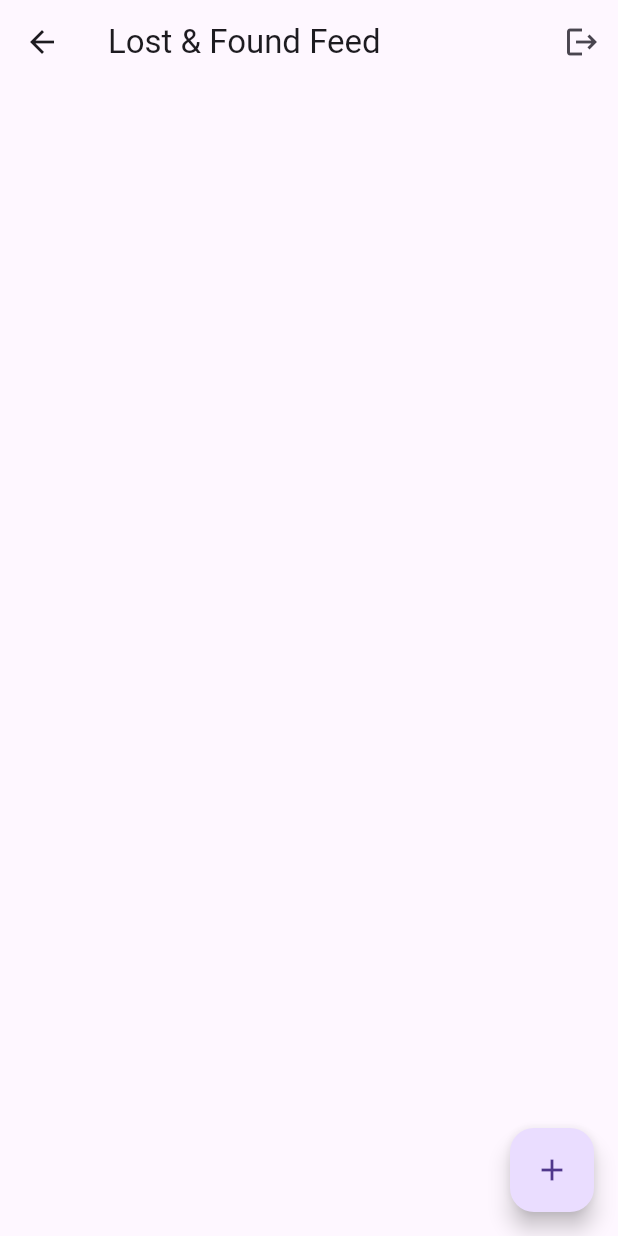
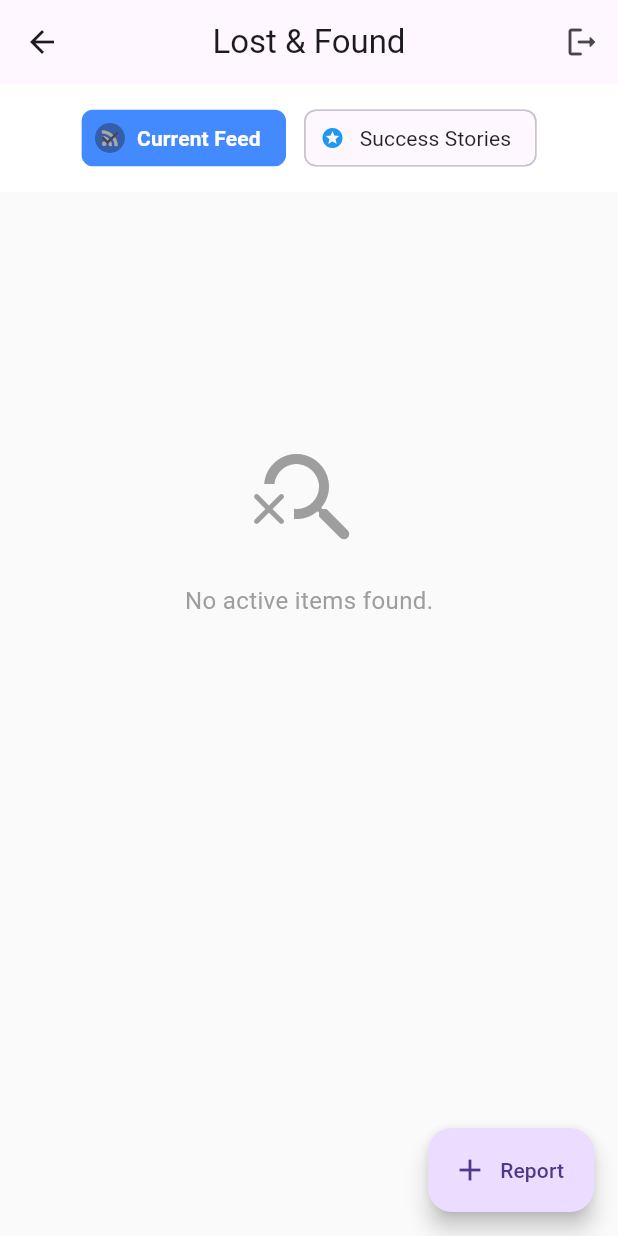
Before and after one commit to colkitycolk/lost_and_found_project, a Flutter app: the HomeScreen screen opened by its route, on a phone screen of 412 x 824 dp. Run offline on Flutter 3.47's test engine with Material 3 defaults, Android fonts, the phone set to English and light mode, and no system bars; our stand-ins replace image_picker, supabase_flutter; accounts and stored records are empty.

Commit message:
feat: add filter for resolved, and screen pop result to trigger auto-refresh on home

```diff
--- a/lib/services/supabase_service.dart
+++ b/lib/services/supabase_service.dart
@@ -7,12 +7,12 @@ class SupabaseService {
   SupabaseClient get _client => Supabase.instance.client;
 
   // --- FETCH DATA ---
-  Future<List<ItemModel>> getItems() async {
+  Future<List<ItemModel>> getItems({String status = 'active'}) async {
   try {
     final response = await _client
         .from('items')
         .select()
-          .eq('status', 'active') // Fetch only active items
+        .eq('status', status) // Filter based on the passed status
         .order('created_at', ascending: false);
 
     return (response as List).map((item) => ItemModel.fromMap(item)).toList();
--- a/lib/views/home_screen.dart
+++ b/lib/views/home_screen.dart
@@ -15,32 +15,43 @@ class _HomeScreenState extends State<HomeScreen> {
   bool _isLoading = true;
   List<ItemModel> _items = [];
 
+  // Track the current filter status
+  String _selectedStatus = 'active';
+
   @override
   void initState() {
     super.initState();
     _loadData();
   }
 
+  // Refetched data based on the selectedStatus
   Future<void> _loadData() async {
+    if (!mounted) return;
     setState(() => _isLoading = true);
     try {
-      final items = await _service.getItems();
+      final items = await _service.getItems(status: _selectedStatus);
+      if (mounted) {
         setState(() {
           _items = items;
           _isLoading = false;
         });
+      }
     } catch (e) {
+      if (mounted) {
         setState(() => _isLoading = false);
+        ScaffoldMessenger.of(context).showSnackBar(
+          SnackBar(content: Text("Error loading items: $e")),
+        );
+      }
     }
   }
 
-  // NEW: Delete Confirmation Dialog
   Future<void> _confirmDelete(ItemModel item) async {
     final bool? proceed = await showDialog(
       context: context,
       builder: (ctx) => AlertDialog(
         title: const Text("Delete Report?"),
-        content: const Text("This will permanently remove this item from the feed."),
+        content: const Text("This will permanently remove this item."),
         actions: [
           TextButton(onPressed: () => Navigator.pop(ctx, false), child: const Text("Cancel")),
           TextButton(
@@ -54,14 +65,12 @@ class _HomeScreenState extends State<HomeScreen> {
     if (proceed == true) {
       try {
         await _service.deleteItem(item);
-        _loadData(); // Refresh list
+        _loadData();
         if (mounted) {
           ScaffoldMessenger.of(context).showSnackBar(const SnackBar(content: Text("Deleted successfully")));
         }
       } catch (e) {
-        if (mounted) {
-          ScaffoldMessenger.of(context).showSnackBar(SnackBar(content: Text("Error: $e")));
-        }
+        if (mounted) ScaffoldMessenger.of(context).showSnackBar(SnackBar(content: Text("Error: $e")));
       }
     }
   }
@@ -69,30 +78,101 @@ class _HomeScreenState extends State<HomeScreen> {
   @override
   Widget build(BuildContext context) {
     return Scaffold(
+      backgroundColor: Colors.grey[50],
       appBar: AppBar(
-        title: const Text('Lost & Found Feed'),
+        title: const Text('Lost & Found'),
+        centerTitle: true,
         actions: [
           IconButton(
-            icon: const Icon(Icons.logout),
-            onPressed: () async {
-              // Sign out and go back to login
-              // await _service.signOut();
-              Navigator.pushReplacementNamed(context, '/login');
-            },
+            icon: const Icon(Icons.logout_rounded),
+            onPressed: () => Navigator.pushReplacementNamed(context, '/login'),
           ),
         ],
       ),
-      body: RefreshIndicator(
+      body: Column(
+        children: [
+          // Filter Toggle Row
+          Container(
+            padding: const EdgeInsets.symmetric(vertical: 12),
+            color: Colors.white,
+            child: Row(
+              mainAxisAlignment: MainAxisAlignment.center,
+              children: [
+                _buildFilterChip('active', 'Current Feed', Icons.rss_feed),
+                const SizedBox(width: 12),
+                _buildFilterChip('resolved', 'Success Stories', Icons.stars),
+              ],
+            ),
+          ),
+
+          // Main Content
+          Expanded(
+            child: RefreshIndicator(
               onRefresh: _loadData,
               child: _isLoading
                   ? const Center(child: CircularProgressIndicator())
-            : GridView.builder(
-                padding: const EdgeInsets.all(10),
+                  : _items.isEmpty
+                      ? _buildEmptyState()
+                      : _buildItemGrid(),
+            ),
+          ),
+        ],
+      ),
+      floatingActionButton: FloatingActionButton.extended(
+        onPressed: () async {
+          final result = await Navigator.pushNamed(context, '/report');
+          if (result == true) _loadData();
+        },
+        label: const Text("Report"),
+        icon: const Icon(Icons.add),
+      ),
+    );
+  }
+
+  Widget _buildFilterChip(String status, String label, IconData icon) {
+    final bool isSelected = _selectedStatus == status;
+    return ChoiceChip(
+      avatar: Icon(icon, size: 16, color: isSelected ? Colors.white : Colors.blue),
+      label: Text(label),
+      selected: isSelected,
+      selectedColor: Colors.blueAccent,
+      onSelected: (bool selected) {
+        if (selected && _selectedStatus != status) {
+          setState(() => _selectedStatus = status);
+          _loadData();
+        }
+      },
+      labelStyle: TextStyle(
+        color: isSelected ? Colors.white : Colors.black87,
+        fontWeight: isSelected ? FontWeight.bold : FontWeight.normal,
+      ),
+    );
+  }
+
+  Widget _buildEmptyState() {
+    return ListView( // ListView makes RefreshIndicator work even when empty
+      children: [
+        SizedBox(height: MediaQuery.of(context).size.height * 0.2),
+        const Icon(Icons.search_off_rounded, size: 80, color: Colors.grey),
+        const SizedBox(height: 16),
+        Center(
+          child: Text(
+            "No $_selectedStatus items found.",
+            style: const TextStyle(fontSize: 16, color: Colors.grey),
+          ),
+        ),
+      ],
+    );
+  }
+
+  Widget _buildItemGrid() {
+    return GridView.builder(
+      padding: const EdgeInsets.all(12),
       gridDelegate: const SliverGridDelegateWithFixedCrossAxisCount(
         crossAxisCount: 2,
-                  childAspectRatio: 0.8,
-                  crossAxisSpacing: 10,
-                  mainAxisSpacing: 10,
+        childAspectRatio: 0.75,
+        crossAxisSpacing: 12,
+        mainAxisSpacing: 12,
       ),
       itemCount: _items.length,
       itemBuilder: (context, index) {
@@ -100,6 +180,8 @@ class _HomeScreenState extends State<HomeScreen> {
         final bool isMine = item.userId == _service.currentUser?.id;
 
         return Card(
+          elevation: 2,
+          shape: RoundedRectangleBorder(borderRadius: BorderRadius.circular(12)),
           clipBehavior: Clip.antiAlias,
           child: Stack(
             children: [
@@ -108,62 +190,82 @@ class _HomeScreenState extends State<HomeScreen> {
                 children: [
                   Expanded(
                     child: InkWell(
-                                onTap: () => Navigator.push(
+                      onTap: () async {
+                        final result = await Navigator.push(
                           context,
                           MaterialPageRoute(builder: (c) => DetailsScreen(item: item)),
-                                ),
+                        );
+                        if (result == true) _loadData();
+                      },
                       child: Image.network(
                         item.imageUrl,
                         width: double.infinity,
                         fit: BoxFit.cover,
+                        errorBuilder: (context, error, stackTrace) =>
+                          const Center(child: Icon(Icons.broken_image, color: Colors.grey)),
                       ),
                     ),
                   ),
                   Padding(
-                              padding: const EdgeInsets.all(8.0),
-                              child: Text(item.title, style: const TextStyle(fontWeight: FontWeight.bold)),
+                    padding: const EdgeInsets.all(10),
+                    child: Column(
+                      crossAxisAlignment: CrossAxisAlignment.start,
+                      children: [
+                        Text(
+                          item.title,
+                          style: const TextStyle(fontWeight: FontWeight.bold),
+                          maxLines: 1,
+                          overflow: TextOverflow.ellipsis,
+                        ),
+                        const SizedBox(height: 4),
+                        Text(
+                          item.description,
+                          style: TextStyle(fontSize: 12, color: Colors.grey[600]),
+                          maxLines: 1,
+                          overflow: TextOverflow.ellipsis,
                         ),
                       ],
                     ),
-                        // DELETE BUTTON (Only shows if it's your post)
-                        if (isMine)
+                  ),
+                ],
+              ),
+
+              // Status Badge (Top Left)
               Positioned(
-                            top: 5,
-                            right: 5,
-                            child: CircleAvatar(
-                              backgroundColor: Colors.black54,
-                              child: IconButton(
-                                icon: const Icon(Icons.delete, color: Colors.white, size: 20),
-                                onPressed: () => _confirmDelete(item),
+                top: 8,
+                left: 8,
+                child: Container(
+                  padding: const EdgeInsets.symmetric(horizontal: 8, vertical: 4),
+                  decoration: BoxDecoration(
+                    color: item.type == 'lost' ? Colors.redAccent : Colors.greenAccent[700],
+                    borderRadius: BorderRadius.circular(6),
+                    boxShadow: const [BoxShadow(color: Colors.black26, blurRadius: 4)],
+                  ),
+                  child: Text(
+                    item.type.toUpperCase(),
+                    style: const TextStyle(color: Colors.white, fontSize: 10, fontWeight: FontWeight.bold),
                   ),
                 ),
               ),
-                        // TYPE BADGE
+
+              // Delete Button (Top Right)
+              if (isMine)
                 Positioned(
-                          top: 5,
-                          left: 5,
-                          child: Container(
-                            padding: const EdgeInsets.symmetric(horizontal: 6, vertical: 2),
-                            decoration: BoxDecoration(
-                              color: item.type == 'lost' ? Colors.red : Colors.green,
-                              borderRadius: BorderRadius.circular(4),
+                  top: 4,
+                  right: 4,
+                  child: IconButton(
+                    icon: const CircleAvatar(
+                      radius: 14,
+                      backgroundColor: Colors.black54,
+                      child: Icon(Icons.delete_outline, color: Colors.white, size: 16),
                     ),
-                            child: Text(
-                              item.type.toUpperCase(),
-                              style: const TextStyle(color: Colors.white, fontSize: 10),
-                            ),
+                    onPressed: () => _confirmDelete(item),
                   ),
                 ),
             ],
           ),
         );
       },
-              ),
-      ),
-      floatingActionButton: FloatingActionButton(
-        onPressed: () => Navigator.pushNamed(context, '/report'),
-        child: const Icon(Icons.add),
-      ),
     );
   }
 }
```
Lines whose indentation alone changed are shown as unchanged.
